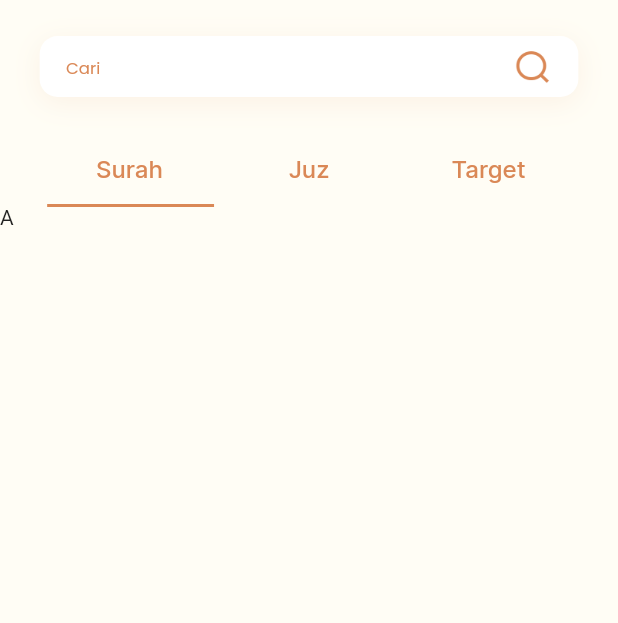
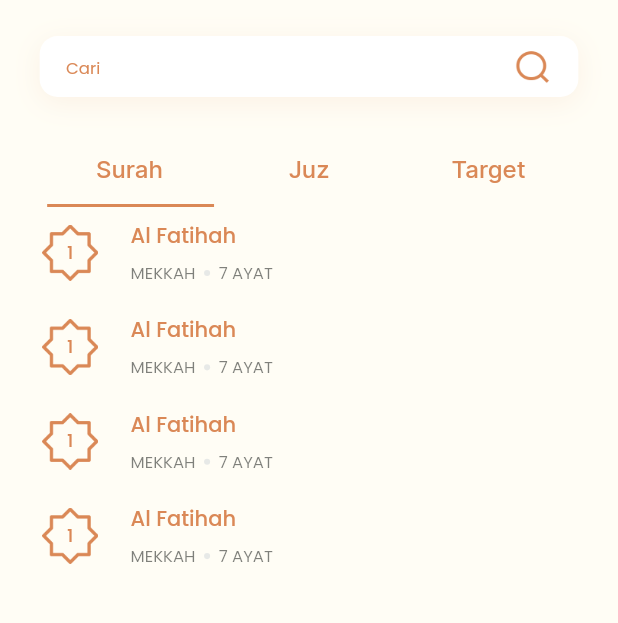
Before and after one commit to mayudevID/ahlul-quran, a Flutter app: the QuranMenuPageContent screen opened directly, on a phone screen of 412 x 824 dp, the part 346-969 px from its top. Run offline on Flutter 3.47's test engine with Material 2 defaults, Android fonts, the phone set to English and light mode, and no system bars.

Commit message:
add tile list

```diff
--- a/lib/features/quran/presentation/pages/quran_menu_page.dart
+++ b/lib/features/quran/presentation/pages/quran_menu_page.dart
@@ -1,5 +1,6 @@
 import 'package:alquran_mobile_apps/core/utils/function.dart';
 import 'package:alquran_mobile_apps/features/quran/presentation/pages/curve_clipper.dart';
+import 'package:alquran_mobile_apps/features/quran/presentation/widget/list_verse.dart';
 import 'package:flutter/material.dart';
 import 'package:flutter/src/foundation/key.dart';
 import 'package:flutter/src/widgets/framework.dart';
@@ -231,7 +232,7 @@ class QuranMenuPageContent extends StatelessWidget {
                   color: const Color(0xFFDA8856),
                   size: MyFunction.getWidth(context, 101),
                 ),
-                tabs: [
+                tabs: const [
                   Tab(
                     child: Text(
                       "Surah",
@@ -239,6 +240,7 @@ class QuranMenuPageContent extends StatelessWidget {
                         fontFamily: "Inter",
                         fontSize: 16,
                         color: Color(0xFFDA8856),
+                        fontWeight: FontWeight.w500,
                       ),
                     ),
                   ),
@@ -249,6 +251,7 @@ class QuranMenuPageContent extends StatelessWidget {
                         fontFamily: "Inter",
                         fontSize: 16,
                         color: Color(0xFFDA8856),
+                        fontWeight: FontWeight.w500,
                       ),
                     ),
                   ),
@@ -259,6 +262,7 @@ class QuranMenuPageContent extends StatelessWidget {
                         fontFamily: "Inter",
                         fontSize: 16,
                         color: Color(0xFFDA8856),
+                        fontWeight: FontWeight.w500,
                       ),
                     ),
                   ),
@@ -267,7 +271,23 @@ class QuranMenuPageContent extends StatelessWidget {
             ),
             Expanded(
               child: TabBarView(
-                children: [Text("A"), Text("B"), Text("C")],
+                children: [
+                  MediaQuery.removePadding(
+                    context: context,
+
+                    ///removeTop: true,
+                    child: ListView(
+                      children: [
+                        ListVerse(),
+                        ListVerse(),
+                        ListVerse(),
+                        ListVerse(),
+                      ],
+                    ),
+                  ),
+                  Text("B"),
+                  Text("C"),
+                ],
               ),
             ),
           ],
@@ -306,5 +326,14 @@ class _CirclePainter extends BoxPainter {
       offset + Offset(size + 5, cfg.size!.height),
       _paint,
     );
+    // RRect fullRect = RRect.fromRectAndRadius(
+    //   Rect.fromCenter(
+    //     center: offset + Offset(65, cfg.size!.height),
+    //     width: 50,
+    //     height: 15,
+    //   ),
+    //   const Radius.circular(10),
+    // );
+    // canvas.drawRRect(fullRect, _paint);
   }
 }
--- /dev/null
+++ b/lib/features/quran/presentation/widget/list_verse.dart
@@ -0,0 +1,105 @@
+import 'package:flutter/material.dart';
+import 'package:flutter/src/foundation/key.dart';
+import 'package:flutter/src/widgets/framework.dart';
+
+import '../../../../core/utils/function.dart';
+
+class ListVerse extends StatelessWidget {
+  const ListVerse({Key? key}) : super(key: key);
+
+  @override
+  Widget build(BuildContext context) {
+    return Container(
+      margin: EdgeInsets.symmetric(
+        horizontal: MyFunction.getWidth(context, 24),
+      ),
+      padding: EdgeInsets.symmetric(
+        vertical: MyFunction.getWidth(context, 9),
+      ),
+      child: Row(
+        children: [
+          SizedBox(
+            width: MyFunction.getWidth(context, 37),
+            height: MyFunction.getHeight(context, 37),
+            child: Stack(
+              children: [
+                Image.asset(
+                  "assets/vector/number.png",
+                  width: MyFunction.getWidth(context, 37),
+                  height: MyFunction.getHeight(context, 37),
+                ),
+                const Center(
+                  child: Text(
+                    "1",
+                    style: TextStyle(
+                      fontFamily: "Poppins",
+                      fontSize: 12,
+                      fontWeight: FontWeight.w500,
+                      color: Color(0xFFDA8856),
+                    ),
+                  ),
+                ),
+              ],
+            ),
+          ),
+          SizedBox(
+            width: MyFunction.getWidth(context, 18),
+          ),
+          Column(
+            crossAxisAlignment: CrossAxisAlignment.start,
+            children: [
+              Text(
+                "Al Fatihah",
+                style: TextStyle(
+                  fontFamily: "Poppins",
+                  fontSize: 14,
+                  fontWeight: FontWeight.w500,
+                  color: Color(0xFFDA8856),
+                ),
+              ),
+              SizedBox(
+                height: MyFunction.getHeight(context, 6),
+              ),
+              Row(
+                children: [
+                  Text(
+                    "MEKKAH",
+                    style: TextStyle(
+                      fontFamily: "Poppins",
+                      fontSize: 11,
+                      fontWeight: FontWeight.w400,
+                      color: Color(0xFF292C29).withOpacity(0.6),
+                    ),
+                  ),
+                  SizedBox(
+                    width: MyFunction.getWidth(context, 5),
+                  ),
+                  Container(
+                    width: MyFunction.getWidth(context, 4),
+                    height: MyFunction.getHeight(context, 4),
+                    decoration: BoxDecoration(
+                      shape: BoxShape.circle,
+                      color: Color(0xFFBBC4CE).withOpacity(0.35),
+                    ),
+                  ),
+                  SizedBox(
+                    width: MyFunction.getWidth(context, 5),
+                  ),
+                  Text(
+                    "7 AYAT",
+                    style: TextStyle(
+                      fontFamily: "Poppins",
+                      fontSize: 11,
+                      fontWeight: FontWeight.w400,
+                      color: Color(0xFF292C29).withOpacity(0.6),
+                    ),
+                  ),
+                ],
+              ),
+            ],
+          )
+        ],
+      ),
+    );
+  }
+}
```
Also changed, not shown: assets/vector/number.png (added).
